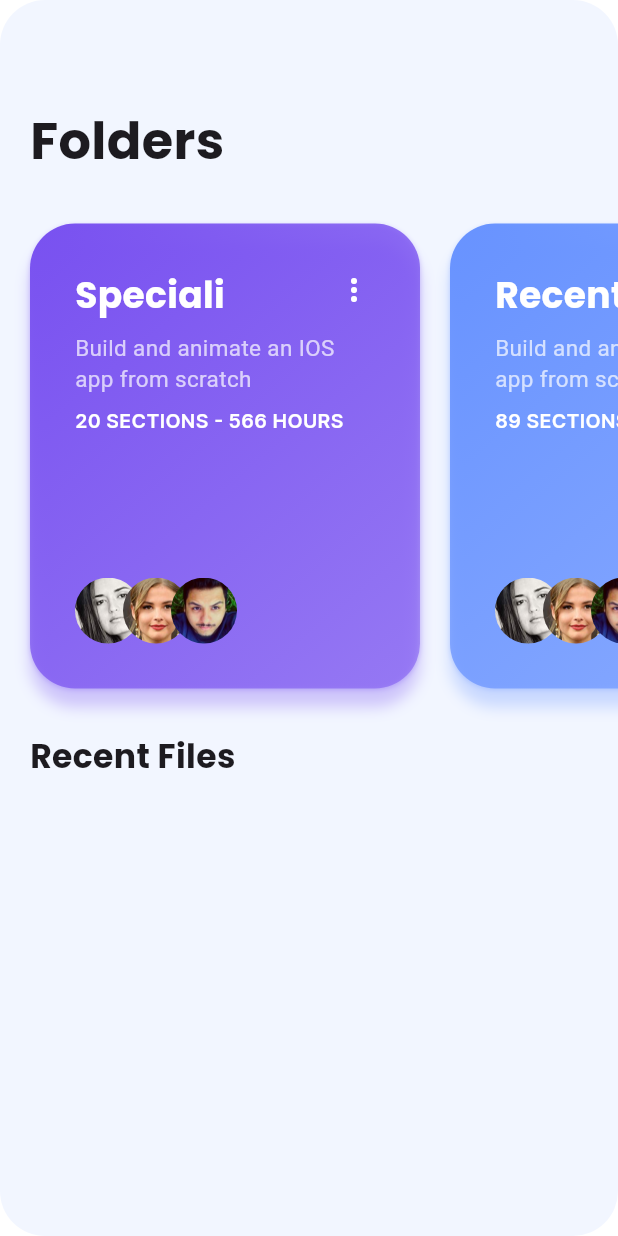
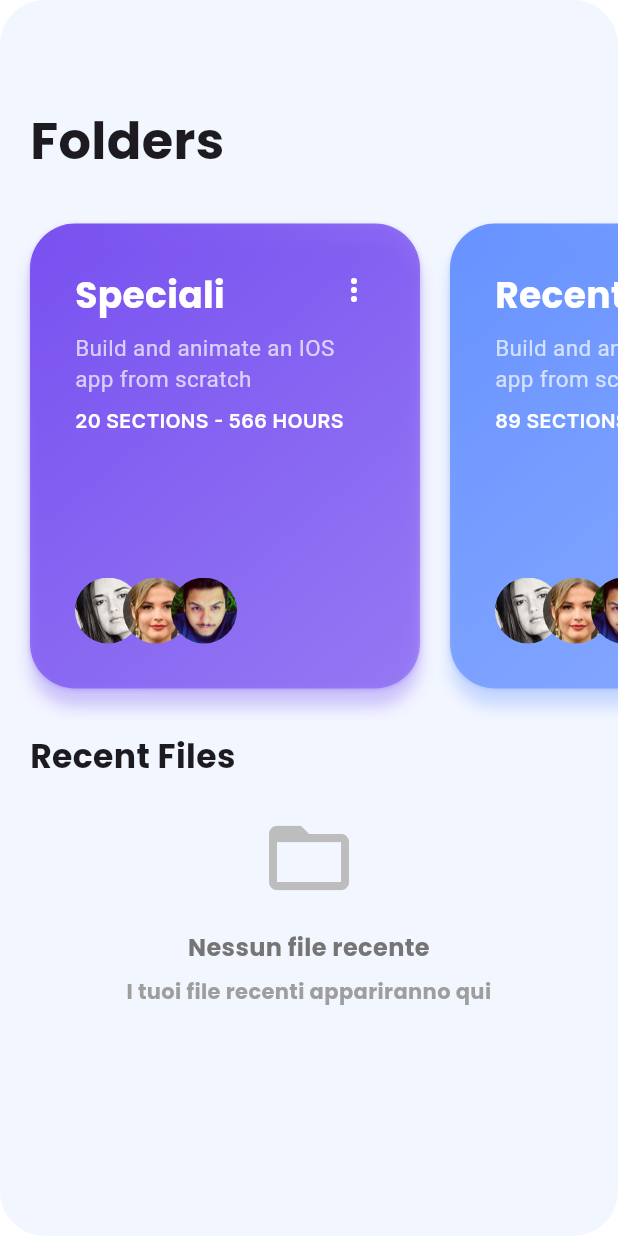
Before and after one commit to Crespi09/the_vault, a Flutter app: the HomeTabView screen opened directly, on a phone screen of 412 x 824 dp. Run offline on Flutter 3.47's test engine with Material 3 defaults, Android fonts, the light colour scheme and no system bars; our stand-ins replace dio, envied, flutter_secure_storage, image_picker, open_file and 1 more; missing offline and left inert: dart:ffi; accounts and stored records are empty; statements that could not run were skipped.

Commit message:
aggiunto placeholder nessun recent File

```diff
--- a/lib/app/components/folderCard.dart
+++ b/lib/app/components/folderCard.dart
@@ -99,7 +99,7 @@ class FolderCard extends StatelessWidget {
                   final itemId = section.itemId;
 
                   final response = await _dio.put(
-                    'http://10.0.2.2:3000/item/${itemId}',
+                    'http://10.0.2.2:3000/item/$itemId',
                     data: {'name': newName},
                     options: Options(
                       headers: {
--- a/lib/app/navigation/home_tab_view.dart
+++ b/lib/app/navigation/home_tab_view.dart
@@ -143,6 +143,42 @@ class _HomeTabViewState extends State<HomeTabView> {
                     ),
                   ),
                   // Usa i dati dalla API invece di _recents
+                  if (_recentFilesFromApi.isEmpty)
+                    Padding(
+                      padding: const EdgeInsets.symmetric(horizontal: 20),
+                      child: Center(
+                        child: Column(
+                          children: [
+                            Icon(
+                              Icons.folder_open_outlined,
+                              size: 64,
+                              color: Colors.grey[400],
+                            ),
+                            SizedBox(height: 16),
+                            Text(
+                              'Nessun file recente',
+                              style: TextStyle(
+                                fontSize: 16,
+                                color: Colors.grey[600],
+                                fontFamily: 'Poppins',
+                              ),
+                              textAlign: TextAlign.center,
+                            ),
+                            SizedBox(height: 8),
+                            Text(
+                              'I tuoi file recenti appariranno qui',
+                              style: TextStyle(
+                                fontSize: 14,
+                                color: Colors.grey[500],
+                                fontFamily: 'Poppins',
+                              ),
+                              textAlign: TextAlign.center,
+                            ),
+                          ],
+                        ),
+                      ),
+                    )
+                  else
                     ...List.generate(_recentFilesFromApi.length, (index) {
                       final file = _recentFilesFromApi[index];
                       return Padding(
@@ -175,22 +211,3 @@ class _HomeTabViewState extends State<HomeTabView> {
     );
   }
 }
-
-
-
-      // return Center(
-      //   child: Column(
-      //     mainAxisAlignment: MainAxisAlignment.center,
-      //     children: [
-      //       Icon(Icons.search_off, size: 64, color: Colors.grey[400]),
-      //       SizedBox(height: 16),
-      //       Text(
-      //         _searchQuery.isNotEmpty
-      //             ? 'Nessun risultato trovato per "$_searchQuery"'
-      //             : 'Nessun elemento disponibile',
-      //         style: TextStyle(fontSize: 16, color: Colors.grey[600]),
-      //         textAlign: TextAlign.center,
-      //       ),
-      //     ],
-      //   ),
-      // );
--- a/todo.txt
+++ b/todo.txt
@@ -15,7 +15,7 @@ TODO -
 
             MENU
     @ gestire cestino
-    @ gestire preferiti
+    - @ gestire preferiti
     + @ gestire file recenti
     @ gestire folder recenti
 
```
Lines whose indentation alone changed are shown as unchanged.
